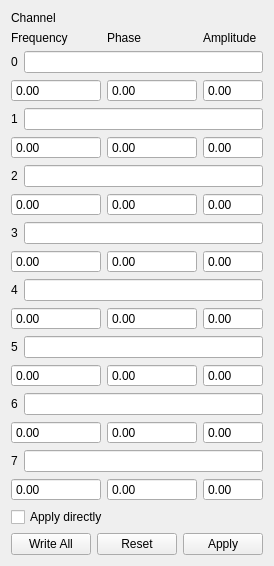
This is ui/DDS.ui in MonroeQuantumNetworks/IonControl as Qt 5 draws it before an edit. The edited form follows.
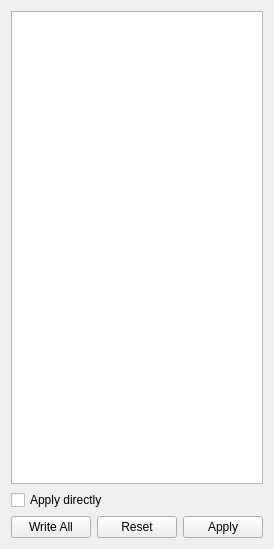
This is the edited form. Custom widgets are drawn as their Qt base class.

Commit message: updated DDS ui, is now using a tableview and capable of pulling global variables

The edit to the form file:
```diff
--- a/ui/DDS.ui
+++ b/ui/DDS.ui
@@ -15,525 +15,7 @@
   </property>
   <layout class="QVBoxLayout" name="verticalLayout">
    <item>
-    <widget class="QLabel" name="label_5">
-     <property name="text">
-      <string>Channel</string>
-     </property>
-     <property name="textInteractionFlags">
-      <set>Qt::LinksAccessibleByMouse</set>
-     </property>
-    </widget>
-   </item>
-   <item>
-    <layout class="QGridLayout" name="gridLayout">
-     <item row="14" column="0" colspan="3">
-      <layout class="QHBoxLayout" name="horizontalLayout_9">
-       <item>
-        <widget class="QLabel" name="label_11">
-         <property name="text">
-          <string>6</string>
-         </property>
-        </widget>
-       </item>
-       <item>
-        <widget class="QLineEdit" name="channelEdit6">
-         <property name="sizePolicy">
-          <sizepolicy hsizetype="MinimumExpanding" vsizetype="Fixed">
-           <horstretch>0</horstretch>
-           <verstretch>0</verstretch>
-          </sizepolicy>
-         </property>
-        </widget>
-       </item>
-      </layout>
-     </item>
-     <item row="15" column="1">
-      <widget class="MagnitudeSpinBox" name="phaseBox6">
-       <property name="sizePolicy">
-        <sizepolicy hsizetype="MinimumExpanding" vsizetype="Fixed">
-         <horstretch>0</horstretch>
-         <verstretch>0</verstretch>
-        </sizepolicy>
-       </property>
-       <property name="buttonSymbols">
-        <enum>QAbstractSpinBox::NoButtons</enum>
-       </property>
-      </widget>
-     </item>
-     <item row="15" column="0">
-      <widget class="MagnitudeSpinBox" name="frequencyBox6">
-       <property name="sizePolicy">
-        <sizepolicy hsizetype="MinimumExpanding" vsizetype="Fixed">
-         <horstretch>0</horstretch>
-         <verstretch>0</verstretch>
-        </sizepolicy>
-       </property>
-       <property name="buttonSymbols">
-        <enum>QAbstractSpinBox::NoButtons</enum>
-       </property>
-      </widget>
-     </item>
-     <item row="10" column="1">
-      <widget class="MagnitudeSpinBox" name="phaseBox4">
-       <property name="sizePolicy">
-        <sizepolicy hsizetype="MinimumExpanding" vsizetype="Fixed">
-         <horstretch>0</horstretch>
-         <verstretch>0</verstretch>
-        </sizepolicy>
-       </property>
-       <property name="buttonSymbols">
-        <enum>QAbstractSpinBox::NoButtons</enum>
-       </property>
-      </widget>
-     </item>
-     <item row="11" column="0" colspan="3">
-      <layout class="QHBoxLayout" name="horizontalLayout_2">
-       <item>
-        <widget class="QLabel" name="label_10">
-         <property name="text">
-          <string>5</string>
-         </property>
-        </widget>
-       </item>
-       <item>
-        <widget class="QLineEdit" name="channelEdit5">
-         <property name="sizePolicy">
-          <sizepolicy hsizetype="MinimumExpanding" vsizetype="Fixed">
-           <horstretch>0</horstretch>
-           <verstretch>0</verstretch>
-          </sizepolicy>
-         </property>
-        </widget>
-       </item>
-      </layout>
-     </item>
-     <item row="10" column="0">
-      <widget class="MagnitudeSpinBox" name="frequencyBox4">
-       <property name="sizePolicy">
-        <sizepolicy hsizetype="MinimumExpanding" vsizetype="Fixed">
-         <horstretch>0</horstretch>
-         <verstretch>0</verstretch>
-        </sizepolicy>
-       </property>
-       <property name="buttonSymbols">
-        <enum>QAbstractSpinBox::NoButtons</enum>
-       </property>
-      </widget>
-     </item>
-     <item row="9" column="0" colspan="3">
-      <layout class="QHBoxLayout" name="horizontalLayout_3">
-       <item>
-        <widget class="QLabel" name="label_9">
-         <property name="text">
-          <string>4</string>
-         </property>
-        </widget>
-       </item>
-       <item>
-        <widget class="QLineEdit" name="channelEdit4">
-         <property name="sizePolicy">
-          <sizepolicy hsizetype="MinimumExpanding" vsizetype="Fixed">
-           <horstretch>0</horstretch>
-           <verstretch>0</verstretch>
-          </sizepolicy>
-         </property>
-        </widget>
-       </item>
-      </layout>
-     </item>
-     <item row="6" column="0">
-      <widget class="MagnitudeSpinBox" name="frequencyBox2">
-       <property name="sizePolicy">
-        <sizepolicy hsizetype="MinimumExpanding" vsizetype="Fixed">
-         <horstretch>0</horstretch>
-         <verstretch>0</verstretch>
-        </sizepolicy>
-       </property>
-       <property name="buttonSymbols">
-        <enum>QAbstractSpinBox::NoButtons</enum>
-       </property>
-      </widget>
-     </item>
-     <item row="6" column="1">
-      <widget class="MagnitudeSpinBox" name="phaseBox2">
-       <property name="sizePolicy">
-        <sizepolicy hsizetype="MinimumExpanding" vsizetype="Fixed">
-         <horstretch>0</horstretch>
-         <verstretch>0</verstretch>
-        </sizepolicy>
-       </property>
-       <property name="buttonSymbols">
-        <enum>QAbstractSpinBox::NoButtons</enum>
-       </property>
-      </widget>
-     </item>
-     <item row="8" column="0">
-      <widget class="MagnitudeSpinBox" name="frequencyBox3">
-       <property name="sizePolicy">
-        <sizepolicy hsizetype="MinimumExpanding" vsizetype="Fixed">
-         <horstretch>0</horstretch>
-         <verstretch>0</verstretch>
-        </sizepolicy>
-       </property>
-       <property name="buttonSymbols">
-        <enum>QAbstractSpinBox::NoButtons</enum>
-       </property>
-      </widget>
-     </item>
-     <item row="7" column="0" colspan="3">
-      <layout class="QHBoxLayout" name="horizontalLayout_4">
-       <item>
-        <widget class="QLabel" name="label_8">
-         <property name="text">
-          <string>3</string>
-         </property>
-        </widget>
-       </item>
-       <item>
-        <widget class="QLineEdit" name="channelEdit3">
-         <property name="sizePolicy">
-          <sizepolicy hsizetype="MinimumExpanding" vsizetype="Fixed">
-           <horstretch>0</horstretch>
-           <verstretch>0</verstretch>
-          </sizepolicy>
-         </property>
-        </widget>
-       </item>
-      </layout>
-     </item>
-     <item row="5" column="0" colspan="3">
-      <layout class="QHBoxLayout" name="horizontalLayout_5">
-       <item>
-        <widget class="QLabel" name="label_7">
-         <property name="text">
-          <string>2</string>
-         </property>
-        </widget>
-       </item>
-       <item>
-        <widget class="QLineEdit" name="channelEdit2">
-         <property name="sizePolicy">
-          <sizepolicy hsizetype="MinimumExpanding" vsizetype="Fixed">
-           <horstretch>0</horstretch>
-           <verstretch>0</verstretch>
-          </sizepolicy>
-         </property>
-        </widget>
-       </item>
-      </layout>
-     </item>
-     <item row="8" column="1">
-      <widget class="MagnitudeSpinBox" name="phaseBox3">
-       <property name="sizePolicy">
-        <sizepolicy hsizetype="MinimumExpanding" vsizetype="Fixed">
-         <horstretch>0</horstretch>
-         <verstretch>0</verstretch>
-        </sizepolicy>
-       </property>
-       <property name="buttonSymbols">
-        <enum>QAbstractSpinBox::NoButtons</enum>
-       </property>
-      </widget>
-     </item>
-     <item row="0" column="0">
-      <widget class="QLabel" name="label">
-       <property name="text">
-        <string>Frequency</string>
-       </property>
-      </widget>
-     </item>
-     <item row="0" column="1">
-      <widget class="QLabel" name="label_2">
-       <property name="text">
-        <string>Phase</string>
-       </property>
-      </widget>
-     </item>
-     <item row="0" column="2">
-      <widget class="QLabel" name="label_3">
-       <property name="text">
-        <string>Amplitude</string>
-       </property>
-      </widget>
-     </item>
-     <item row="1" column="0" colspan="3">
-      <layout class="QHBoxLayout" name="horizontalLayout_7">
-       <item>
-        <widget class="QLabel" name="label_4">
-         <property name="text">
-          <string>0</string>
-         </property>
-        </widget>
-       </item>
-       <item>
-        <widget class="QLineEdit" name="channelEdit0">
-         <property name="sizePolicy">
-          <sizepolicy hsizetype="MinimumExpanding" vsizetype="Fixed">
-           <horstretch>0</horstretch>
-           <verstretch>0</verstretch>
-          </sizepolicy>
-         </property>
-         <property name="minimumSize">
-          <size>
-           <width>0</width>
-           <height>0</height>
-          </size>
-         </property>
-        </widget>
-       </item>
-      </layout>
-     </item>
-     <item row="2" column="0">
-      <widget class="MagnitudeSpinBox" name="frequencyBox0">
-       <property name="sizePolicy">
-        <sizepolicy hsizetype="MinimumExpanding" vsizetype="Fixed">
-         <horstretch>2</horstretch>
-         <verstretch>0</verstretch>
-        </sizepolicy>
-       </property>
-       <property name="buttonSymbols">
-        <enum>QAbstractSpinBox::NoButtons</enum>
-       </property>
-      </widget>
-     </item>
-     <item row="2" column="1">
-      <widget class="MagnitudeSpinBox" name="phaseBox0">
-       <property name="sizePolicy">
-        <sizepolicy hsizetype="MinimumExpanding" vsizetype="Fixed">
-         <horstretch>2</horstretch>
-         <verstretch>0</verstretch>
-        </sizepolicy>
-       </property>
-       <property name="buttonSymbols">
-        <enum>QAbstractSpinBox::NoButtons</enum>
-       </property>
-      </widget>
-     </item>
-     <item row="3" column="0" colspan="3">
-      <layout class="QHBoxLayout" name="horizontalLayout_6">
-       <item>
-        <widget class="QLabel" name="label_6">
-         <property name="text">
-          <string>1</string>
-         </property>
-        </widget>
-       </item>
-       <item>
-        <widget class="QLineEdit" name="channelEdit1">
-         <property name="sizePolicy">
-          <sizepolicy hsizetype="MinimumExpanding" vsizetype="Fixed">
-           <horstretch>0</horstretch>
-           <verstretch>0</verstretch>
-          </sizepolicy>
-         </property>
-        </widget>
-       </item>
-      </layout>
-     </item>
-     <item row="4" column="0">
-      <widget class="MagnitudeSpinBox" name="frequencyBox1">
-       <property name="sizePolicy">
-        <sizepolicy hsizetype="MinimumExpanding" vsizetype="Fixed">
-         <horstretch>0</horstretch>
-         <verstretch>0</verstretch>
-        </sizepolicy>
-       </property>
-       <property name="buttonSymbols">
-        <enum>QAbstractSpinBox::NoButtons</enum>
-       </property>
-      </widget>
-     </item>
-     <item row="4" column="1">
-      <widget class="MagnitudeSpinBox" name="phaseBox1">
-       <property name="sizePolicy">
-        <sizepolicy hsizetype="MinimumExpanding" vsizetype="Fixed">
-         <horstretch>0</horstretch>
-         <verstretch>0</verstretch>
-        </sizepolicy>
-       </property>
-       <property name="buttonSymbols">
-        <enum>QAbstractSpinBox::NoButtons</enum>
-       </property>
-      </widget>
-     </item>
-     <item row="12" column="0">
-      <widget class="MagnitudeSpinBox" name="frequencyBox5">
-       <property name="sizePolicy">
-        <sizepolicy hsizetype="MinimumExpanding" vsizetype="Fixed">
-         <horstretch>0</horstretch>
-         <verstretch>0</verstretch>
-        </sizepolicy>
-       </property>
-       <property name="buttonSymbols">
-        <enum>QAbstractSpinBox::NoButtons</enum>
-       </property>
-      </widget>
-     </item>
-     <item row="12" column="1">
-      <widget class="MagnitudeSpinBox" name="phaseBox5">
-       <property name="sizePolicy">
-        <sizepolicy hsizetype="MinimumExpanding" vsizetype="Fixed">
-         <horstretch>0</horstretch>
-         <verstretch>0</verstretch>
-        </sizepolicy>
-       </property>
-       <property name="buttonSymbols">
-        <enum>QAbstractSpinBox::NoButtons</enum>
-       </property>
-      </widget>
-     </item>
-     <item row="18" column="1">
-      <widget class="MagnitudeSpinBox" name="phaseBox7">
-       <property name="sizePolicy">
-        <sizepolicy hsizetype="MinimumExpanding" vsizetype="Fixed">
-         <horstretch>0</horstretch>
-         <verstretch>0</verstretch>
-        </sizepolicy>
-       </property>
-       <property name="buttonSymbols">
-        <enum>QAbstractSpinBox::NoButtons</enum>
-       </property>
-      </widget>
-     </item>
-     <item row="18" column="0">
-      <widget class="MagnitudeSpinBox" name="frequencyBox7">
-       <property name="sizePolicy">
-        <sizepolicy hsizetype="MinimumExpanding" vsizetype="Fixed">
-         <horstretch>0</horstretch>
-         <verstretch>0</verstretch>
-        </sizepolicy>
-       </property>
-       <property name="buttonSymbols">
-        <enum>QAbstractSpinBox::NoButtons</enum>
-       </property>
-      </widget>
-     </item>
-     <item row="17" column="0" colspan="3">
-      <layout class="QHBoxLayout" name="horizontalLayout_10">
-       <item>
-        <widget class="QLabel" name="label_12">
-         <property name="text">
-          <string>7</string>
-         </property>
-        </widget>
-       </item>
-       <item>
-        <widget class="QLineEdit" name="channelEdit7">
-         <property name="sizePolicy">
-          <sizepolicy hsizetype="MinimumExpanding" vsizetype="Fixed">
-           <horstretch>0</horstretch>
-           <verstretch>0</verstretch>
-          </sizepolicy>
-         </property>
-        </widget>
-       </item>
-      </layout>
-     </item>
-     <item row="2" column="2">
-      <widget class="MagnitudeSpinBox" name="amplitudeBox0">
-       <property name="minimumSize">
-        <size>
-         <width>60</width>
-         <height>0</height>
-        </size>
-       </property>
-       <property name="buttonSymbols">
-        <enum>QAbstractSpinBox::NoButtons</enum>
-       </property>
-      </widget>
-     </item>
-     <item row="18" column="2">
-      <widget class="MagnitudeSpinBox" name="amplitudeBox7">
-       <property name="minimumSize">
-        <size>
-         <width>60</width>
-         <height>0</height>
-        </size>
-       </property>
-       <property name="buttonSymbols">
-        <enum>QAbstractSpinBox::NoButtons</enum>
-       </property>
-      </widget>
-     </item>
-     <item row="15" column="2">
-      <widget class="MagnitudeSpinBox" name="amplitudeBox6">
-       <property name="minimumSize">
-        <size>
-         <width>60</width>
-         <height>0</height>
-        </size>
-       </property>
-       <property name="buttonSymbols">
-        <enum>QAbstractSpinBox::NoButtons</enum>
-       </property>
-      </widget>
-     </item>
-     <item row="12" column="2">
-      <widget class="MagnitudeSpinBox" name="amplitudeBox5">
-       <property name="minimumSize">
-        <size>
-         <width>60</width>
-         <height>0</height>
-        </size>
-       </property>
-       <property name="buttonSymbols">
-        <enum>QAbstractSpinBox::NoButtons</enum>
-       </property>
-      </widget>
-     </item>
-     <item row="10" column="2">
-      <widget class="MagnitudeSpinBox" name="amplitudeBox4">
-       <property name="minimumSize">
-        <size>
-         <width>60</width>
-         <height>0</height>
-        </size>
-       </property>
-       <property name="buttonSymbols">
-        <enum>QAbstractSpinBox::NoButtons</enum>
-       </property>
-      </widget>
-     </item>
-     <item row="8" column="2">
-      <widget class="MagnitudeSpinBox" name="amplitudeBox3">
-       <property name="minimumSize">
-        <size>
-         <width>60</width>
-         <height>0</height>
-        </size>
-       </property>
-       <property name="buttonSymbols">
-        <enum>QAbstractSpinBox::NoButtons</enum>
-       </property>
-      </widget>
-     </item>
-     <item row="6" column="2">
-      <widget class="MagnitudeSpinBox" name="amplitudeBox2">
-       <property name="minimumSize">
-        <size>
-         <width>60</width>
-         <height>0</height>
-        </size>
-       </property>
-       <property name="buttonSymbols">
-        <enum>QAbstractSpinBox::NoButtons</enum>
-       </property>
-      </widget>
-     </item>
-     <item row="4" column="2">
-      <widget class="MagnitudeSpinBox" name="amplitudeBox1">
-       <property name="minimumSize">
-        <size>
-         <width>60</width>
-         <height>0</height>
-        </size>
-       </property>
-       <property name="buttonSymbols">
-        <enum>QAbstractSpinBox::NoButtons</enum>
-       </property>
-      </widget>
-     </item>
-    </layout>
+    <widget class="QTableView" name="tableView"/>
    </item>
    <item>
     <layout class="QHBoxLayout" name="horizontalLayout_8">
@@ -597,28 +79,8 @@
      </item>
     </layout>
    </item>
-   <item>
-    <spacer name="verticalSpacer">
-     <property name="orientation">
-      <enum>Qt::Vertical</enum>
-     </property>
-     <property name="sizeHint" stdset="0">
-      <size>
-       <width>20</width>
-       <height>40</height>
-      </size>
-     </property>
-    </spacer>
-   </item>
   </layout>
  </widget>
- <customwidgets>
-  <customwidget>
-   <class>MagnitudeSpinBox</class>
-   <extends>QDoubleSpinBox</extends>
-   <header>uiModules.MagnitudeSpinBox</header>
-  </customwidget>
- </customwidgets>
  <tabstops>
   <tabstop>channelEdit0</tabstop>
   <tabstop>frequencyBox0</tabstop>
```
Left out of the diff: 24 changed lines with no effect on the pictures. The commit also changes 7 other files.
